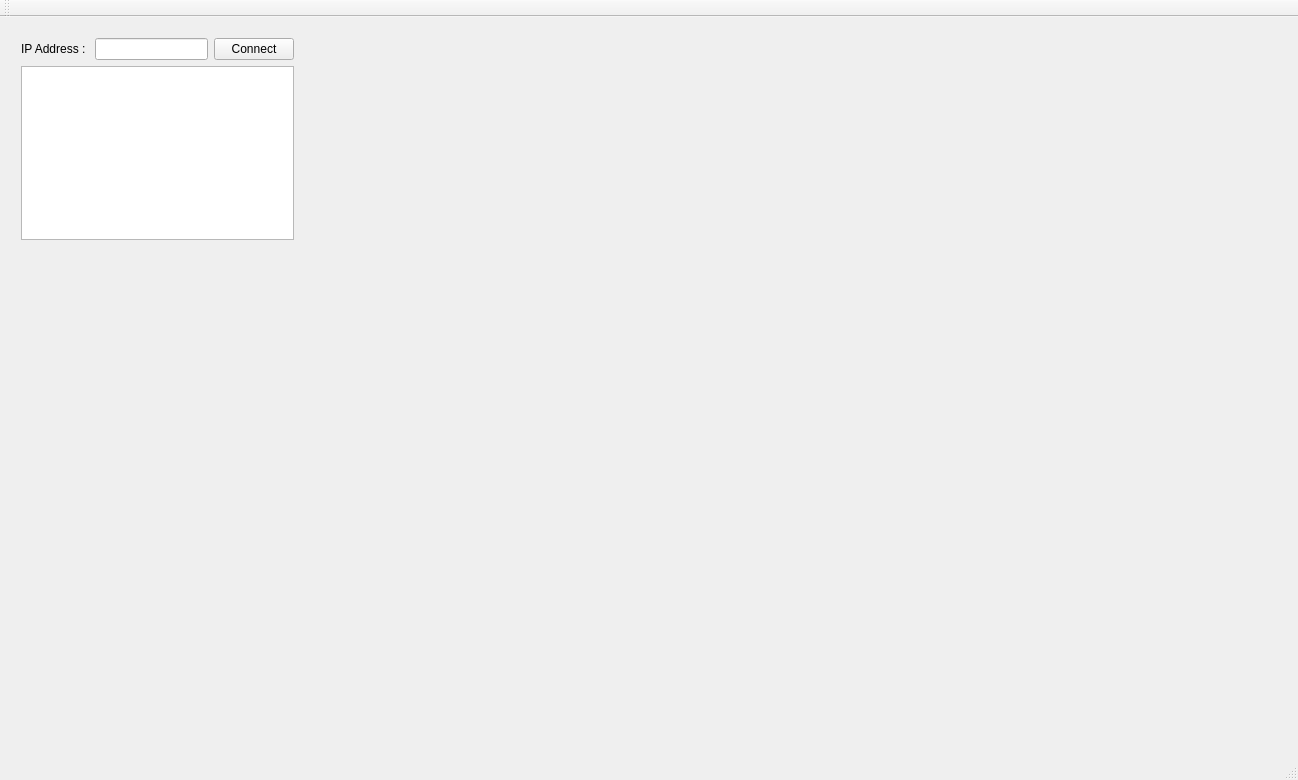
Above: UIMonitor/mainwindow.ui from hajunsong/robot-store before the change. Below: the same form after it.
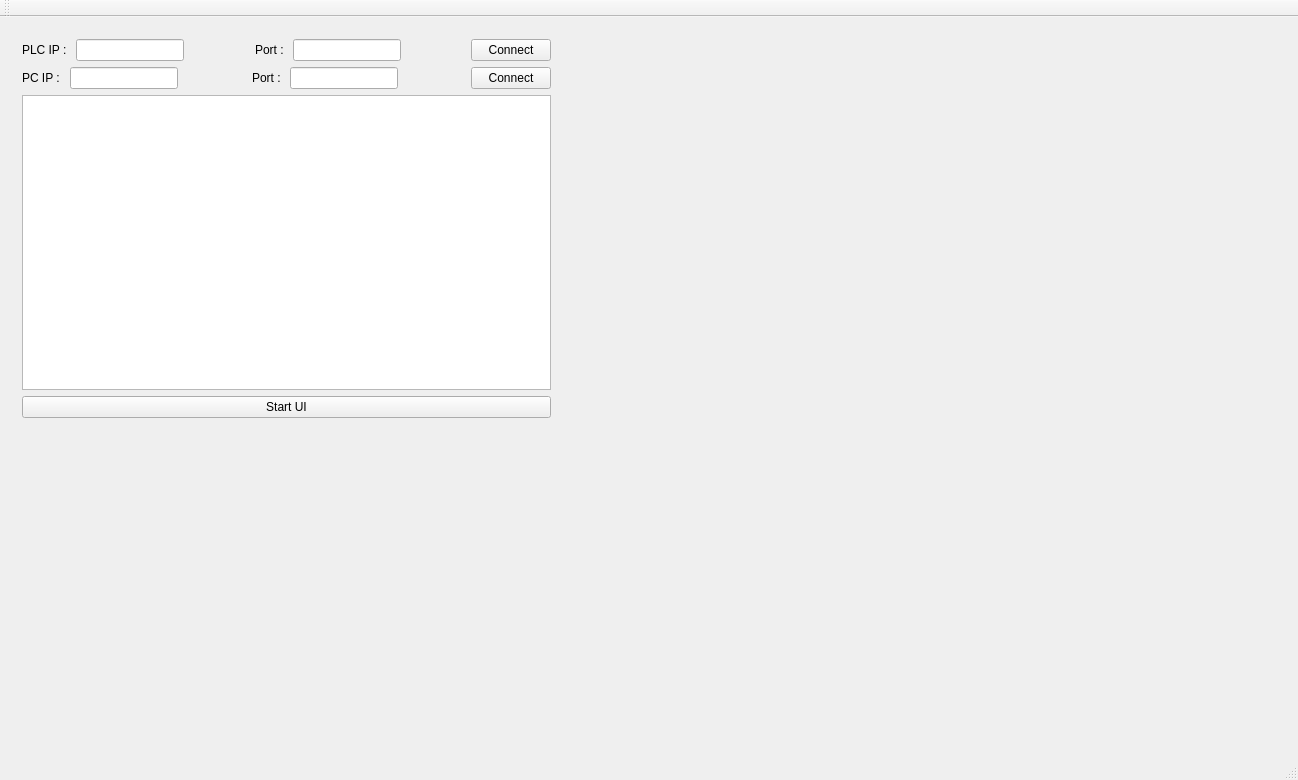
That is the form after the change.

Patch:
```diff
--- a/UIMonitor/mainwindow.ui
+++ b/UIMonitor/mainwindow.ui
@@ -17,19 +17,19 @@
    <widget class="QWidget" name="">
     <property name="geometry">
      <rect>
-      <x>10</x>
-      <y>10</y>
-      <width>295</width>
-      <height>224</height>
+      <x>11</x>
+      <y>11</y>
+      <width>551</width>
+      <height>401</height>
      </rect>
     </property>
-    <layout class="QVBoxLayout" name="verticalLayout">
-     <item>
+    <layout class="QGridLayout" name="gridLayout">
+     <item row="0" column="0">
       <layout class="QHBoxLayout" name="horizontalLayout">
        <item>
         <widget class="QLabel" name="label">
          <property name="text">
-          <string>IP Address : </string>
+          <string>PLC IP : </string>
          </property>
         </widget>
        </item>
@@ -37,17 +37,117 @@
         <widget class="QLineEdit" name="ipAddress"/>
        </item>
        <item>
-        <widget class="QPushButton" name="connectBtn">
+        <spacer name="horizontalSpacer_3">
+         <property name="orientation">
+          <enum>Qt::Horizontal</enum>
+         </property>
+         <property name="sizeHint" stdset="0">
+          <size>
+           <width>40</width>
+           <height>20</height>
+          </size>
+         </property>
+        </spacer>
+       </item>
+       <item>
+        <widget class="QLabel" name="label_4">
          <property name="text">
+          <string>Port : </string>
+         </property>
+        </widget>
+       </item>
+       <item>
+        <widget class="QLineEdit" name="plcPort"/>
+       </item>
+       <item>
+        <spacer name="horizontalSpacer">
+         <property name="orientation">
+          <enum>Qt::Horizontal</enum>
+         </property>
+         <property name="sizeHint" stdset="0">
+          <size>
+           <width>40</width>
+           <height>20</height>
+          </size>
+         </property>
+        </spacer>
+       </item>
+       <item>
+        <widget class="QPushButton" name="plcConnectBtn">
+         <property name="text">
           <string>Connect</string>
          </property>
         </widget>
        </item>
       </layout>
      </item>
-     <item>
+     <item row="1" column="0">
+      <layout class="QHBoxLayout" name="horizontalLayout_2">
+       <item>
+        <widget class="QLabel" name="label_2">
+         <property name="text">
+          <string>PC IP : </string>
+         </property>
+        </widget>
+       </item>
+       <item>
+        <widget class="QLineEdit" name="pcIP"/>
+       </item>
+       <item>
+        <spacer name="horizontalSpacer_4">
+         <property name="orientation">
+          <enum>Qt::Horizontal</enum>
+         </property>
+         <property name="sizeHint" stdset="0">
+          <size>
+           <width>40</width>
+           <height>20</height>
+          </size>
+         </property>
+        </spacer>
+       </item>
+       <item>
+        <widget class="QLabel" name="label_3">
+         <property name="text">
+          <string>Port : </string>
+         </property>
+        </widget>
+       </item>
+       <item>
+        <widget class="QLineEdit" name="pcPort"/>
+       </item>
+       <item>
+        <spacer name="horizontalSpacer_2">
+         <property name="orientation">
+          <enum>Qt::Horizontal</enum>
+         </property>
+         <property name="sizeHint" stdset="0">
+          <size>
+           <width>40</width>
+           <height>20</height>
+          </size>
+         </property>
+        </spacer>
+       </item>
+       <item>
+        <widget class="QPushButton" name="pcConnectBtn">
+         <property name="text">
+          <string>Connect</string>
+         </property>
+        </widget>
+       </item>
+      </layout>
+     </item>
+     <item row="2" column="0">
       <widget class="QTextBrowser" name="tcpMessage"/>
      </item>
+     <item row="3" column="0">
+      <widget class="QPushButton" name="uiStartBtn">
+       <property name="text">
+        <string>Start UI</string>
+       </property>
+      </widget>
+     </item>
     </layout>
    </widget>
   </widget>
```
Left out of the diff: 2 changed lines with no effect on the pictures.
